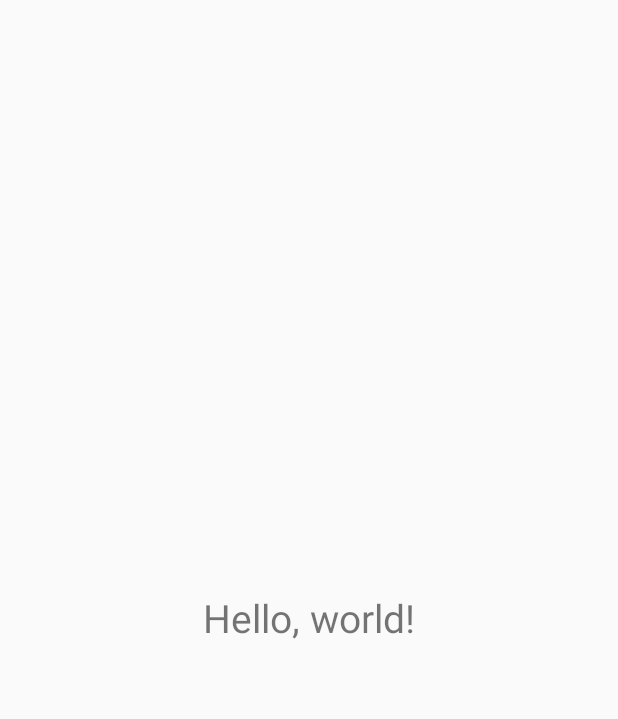
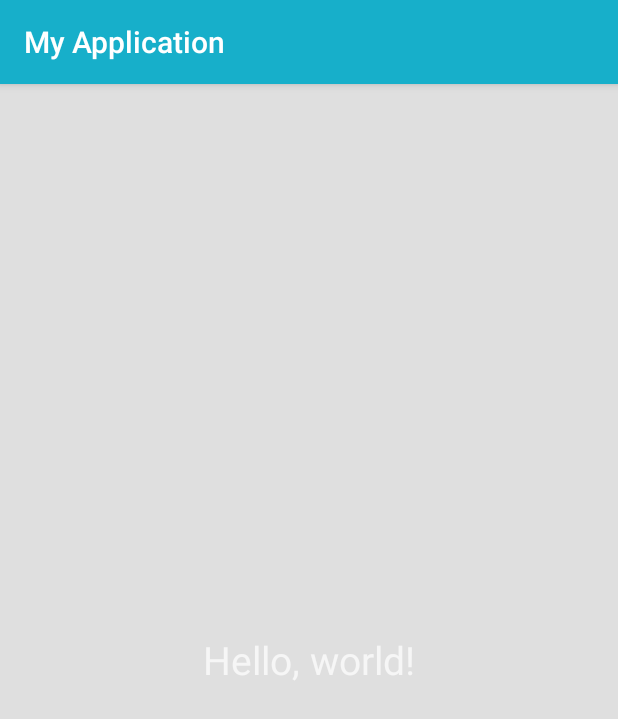
Before and after one commit to pykennedy/brushingOffTheDust, an Android app: the screen it shows after launch (BloclyActivity), on a phone screen of 412 x 824 dp. Shown: the top 719 px of the screen. Run offline under Robolectric (Android 15) with nearby library versions, the phone set to English and light mode, and no system bars.

Commit message:
checkpoint 33 commit

```diff
--- a/app/src/main/res/values/colors.xml
+++ b/app/src/main/res/values/colors.xml
@@ -1,6 +1,19 @@
 <?xml version="1.0" encoding="utf-8"?>
 <resources>
-    <color name="colorPrimary">#3F51B5</color>
-    <color name="colorPrimaryDark">#303F9F</color>
-    <color name="colorAccent">#FF4081</color>
+    <color name="primary">#17AFCA</color>
+    <color name="primary_dark">#138FA5</color>
+    <color name="accent">#FFFF7B</color>
+    <color name="windowBackground">#DFDFDF</color>
+    <color name="divider">@color/black_12</color>
+
+    <color name="text_primary">@color/black_87</color>
+    <color name="text_secondary">@color/black_54</color>
+    <color name="text_hint">@color/black_26</color>
+
+    <color name="white_primary">#F9F9F9</color>
+    <color name="white_primary_54">#79F9F9F9</color>
+    <color name="black_87">#DD000000</color>
+    <color name="black_54">#79000000</color>
+    <color name="black_26">#3A000000</color>
+    <color name="black_12">#1B000000</color>
 </resources>
--- a/app/src/main/res/values/styles.xml
+++ b/app/src/main/res/values/styles.xml
@@ -1,11 +1,10 @@
 <resources>
 
-    <!-- Base application theme. -->
-    <style name="AppTheme" parent="Theme.AppCompat.Light.DarkActionBar">
-        <!-- Customize your theme here. -->
-        <item name="colorPrimary">@color/colorPrimary</item>
-        <item name="colorPrimaryDark">@color/colorPrimaryDark</item>
-        <item name="colorAccent">@color/colorAccent</item>
+    <style name="AppTheme" parent="android:Theme.Material">
+        <item name="android:colorPrimary">@color/primary</item>
+        <item name="android:colorPrimaryDark">@color/primary_dark</item>
+        <item name="android:colorAccent">@color/accent</item>
+        <item name="android:windowBackground">@color/windowBackground</item>
     </style>
 
 </resources>
```
